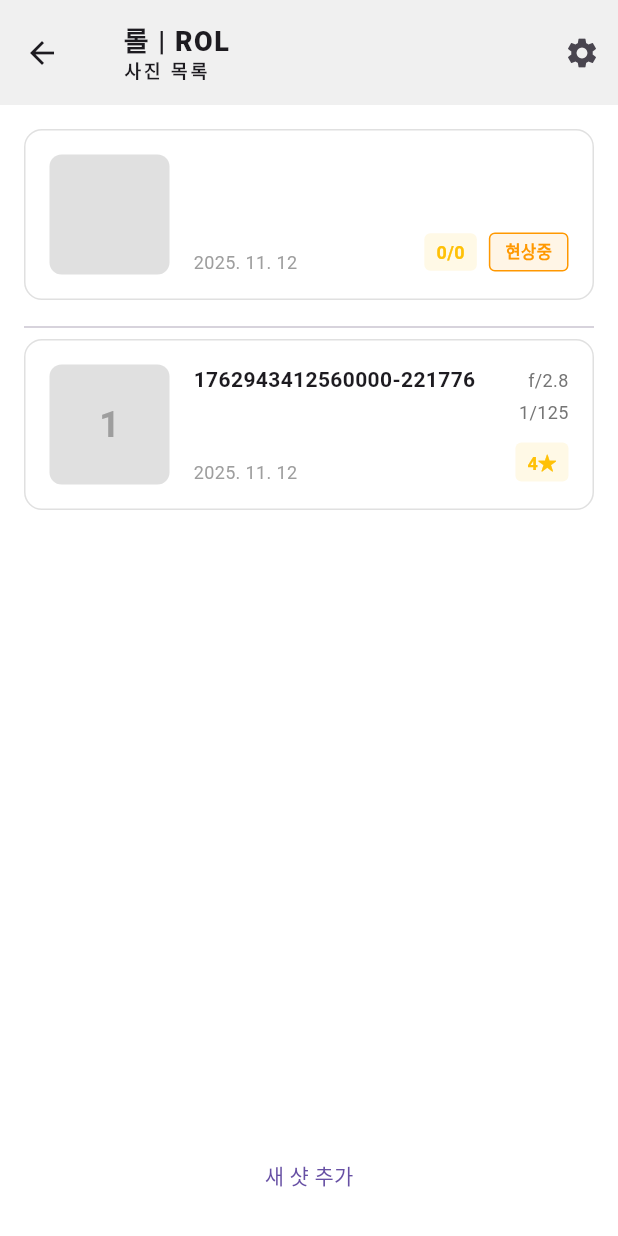
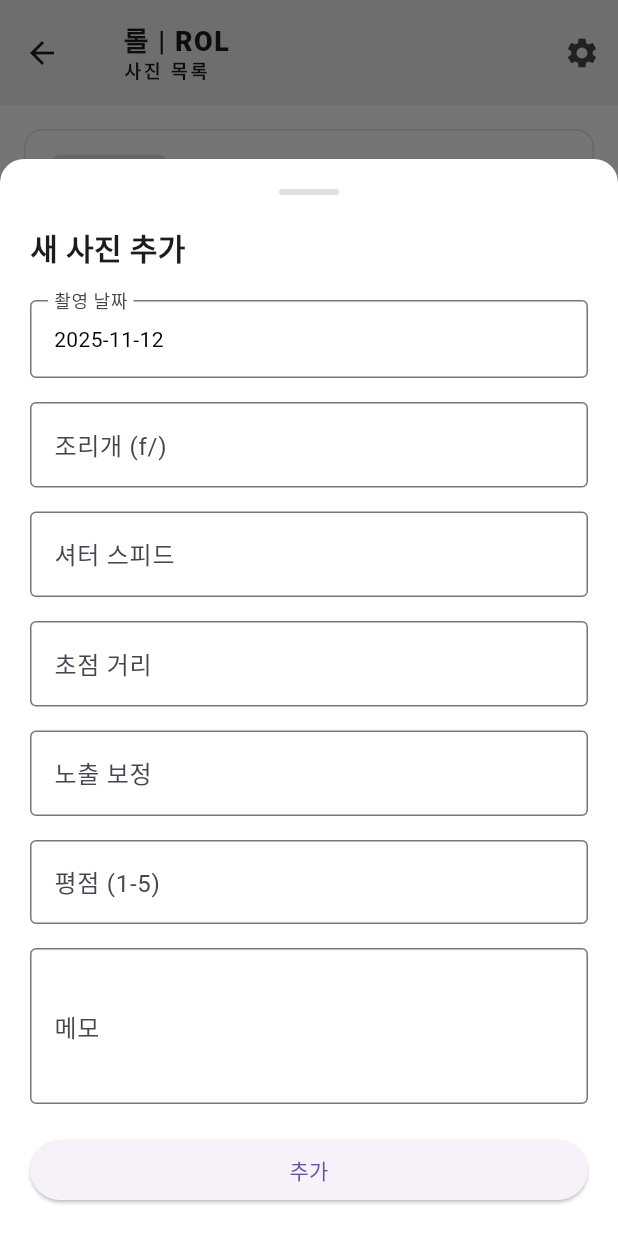
Before and after one commit to Deepbluewarn/record_of_life, a Flutter app: the ShotListPage screen opened directly with empty values, after a tap on "새 샷 추가", on a phone screen of 412 x 824 dp. Run offline on Flutter 3.47's test engine with Material 3 defaults, Android fonts, the phone set to English and light mode, and no system bars; our stand-ins replace flutter_riverpod; Roboto replaces fonts that are missing (Pretendard).

Commit message:
feat: 사진 추가 기능 구현

```diff
--- a/lib/domain/models/shot.dart
+++ b/lib/domain/models/shot.dart
@@ -1,10 +1,8 @@
 import 'dart:math';
-
-import 'package:record_of_life/domain/models/roll.dart';
 
 class Shot {
   final String id = _generateId();
-  final Roll roll;
+  final String rollId;
   int idx = 1;
   DateTime? date;
   double? aperture; // 2.8
@@ -15,7 +13,7 @@ class Shot {
   int? rating; // 1~5
 
   Shot({
-    required this.roll,
+    required this.rollId,
     this.date,
     this.aperture,
     this.shutterSpeed,
--- a/lib/features/roll/presentation/pages/add_roll.dart
+++ b/lib/features/roll/presentation/pages/add_roll.dart
@@ -3,8 +3,8 @@ import 'package:flutter_riverpod/flutter_riverpod.dart';
 import 'package:record_of_life/features/roll/presentation/providers/forms/new_roll_form_provider.dart';
 import 'package:record_of_life/features/roll/presentation/providers/roll_provider.dart';
 import 'package:record_of_life/shared/widgets/app_bar.dart';
-import 'package:record_of_life/shared/widgets/camera_selection_dialog.dart';
-import 'package:record_of_life/shared/widgets/film_selection_dialog.dart';
+import 'package:record_of_life/shared/widgets/dialogs/camera_selection_dialog.dart';
+import 'package:record_of_life/shared/widgets/dialogs/film_selection_dialog.dart';
 import 'package:record_of_life/shared/widgets/simple_text_field.dart';
 import 'package:record_of_life/shared/widgets/date_picker_field.dart';
 
--- a/lib/features/roll/presentation/pages/shot_list.dart
+++ b/lib/features/roll/presentation/pages/shot_list.dart
@@ -1,9 +1,9 @@
 import 'package:flutter/material.dart';
 import 'package:flutter_riverpod/flutter_riverpod.dart';
 import 'package:record_of_life/domain/models/roll.dart';
-import 'package:record_of_life/domain/models/shot.dart';
 import 'package:record_of_life/features/roll/presentation/providers/shot_provider.dart';
 import 'package:record_of_life/shared/widgets/app_bar.dart';
+import 'package:record_of_life/shared/widgets/bottom_sheets/add_shot_bottom_sheet.dart';
 import 'package:record_of_life/shared/widgets/roll_card.dart';
 import 'package:record_of_life/shared/widgets/shot_card.dart';
 
@@ -49,20 +49,17 @@ class ShotListPage extends ConsumerWidget {
             ),
             TextButton(
               onPressed: () {
-                ref
-                    .read(shotProvider(roll.id).notifier)
-                    .addShot(
-                      Shot(
-                        roll: roll,
-                        date: DateTime.now(),
-                        aperture: 2.8,
-                        shutterSpeed: '1/125',
-                        focusDistance: '3m',
-                        exposureComp: 0.3,
-                        note: '테스트 샷',
-                        rating: 4,
-                      ),
-                    );
+                showModalBottomSheet(
+                  context: context,
+                  useSafeArea: true,
+                  isScrollControlled: true,
+                  builder: (context) => Padding(
+                    padding: EdgeInsets.only(
+                      bottom: MediaQuery.of(context).viewInsets.bottom,
+                    ),
+                    child: AddShotBottomSheet(rollId: roll.id),
+                  ),
+                );
               },
               child: Text('새 샷 추가'),
             ),
--- a/lib/infra/repositories_impl/shot_repository_impl.dart
+++ b/lib/infra/repositories_impl/shot_repository_impl.dart
@@ -27,7 +27,7 @@ class ShotRepositoryImpl extends ShotRepository {
     if (id == null) {
       return [];
     }
-    return (_shots.where((s) => s.roll.id == id)).toList();
+    return (_shots.where((s) => s.rollId == id)).toList();
   }
 
   @override
--- /dev/null
+++ b/lib/shared/widgets/bottom_sheets/add_shot_bottom_sheet.dart
@@ -0,0 +1,195 @@
+import 'package:flutter/material.dart';
+import 'package:flutter_riverpod/flutter_riverpod.dart';
+import 'package:record_of_life/features/roll/presentation/providers/forms/new_shot_form_provider.dart';
+import 'package:record_of_life/features/roll/presentation/providers/shot_provider.dart';
+
+class AddShotBottomSheet extends ConsumerWidget {
+  final String rollId;
+
+  const AddShotBottomSheet({super.key, required this.rollId});
+
+  @override
+  Widget build(BuildContext context, WidgetRef ref) {
+    final shotFormProvider = ref.watch(newShotFormProvider);
+    return GestureDetector(
+      onTap: () {
+        FocusScope.of(context).unfocus();
+      },
+      child: Container(
+        decoration: BoxDecoration(
+          color: Colors.white,
+          borderRadius: BorderRadius.vertical(top: Radius.circular(16)),
+        ),
+        child: SingleChildScrollView(
+          child: Padding(
+            padding: const EdgeInsets.all(20.0),
+            child: Column(
+              crossAxisAlignment: CrossAxisAlignment.start,
+              children: [
+                // 드래그 핸들
+                Center(
+                  child: Container(
+                    width: 40,
+                    height: 4,
+                    decoration: BoxDecoration(
+                      color: Colors.grey[300],
+                      borderRadius: BorderRadius.circular(2),
+                    ),
+                  ),
+                ),
+                SizedBox(height: 20),
+
+                Text(
+                  '새 사진 추가',
+                  style: TextStyle(fontSize: 20, fontWeight: FontWeight.w900),
+                ),
+                SizedBox(height: 20),
+
+                // 날짜 선택
+                InkWell(
+                  onTap: () async {
+                    final picked = await showDatePicker(
+                      context: context,
+                      initialDate: shotFormProvider.date ?? DateTime.now(),
+                      firstDate: DateTime(2000),
+                      lastDate: DateTime(2100),
+                    );
+                    if (picked != null) {
+                      ref.read(newShotFormProvider.notifier).setDate(picked);
+                    }
+                  },
+                  child: InputDecorator(
+                    decoration: InputDecoration(
+                      labelText: '촬영 날짜',
+                      border: OutlineInputBorder(),
+                    ),
+                    child: Text(
+                      shotFormProvider.date != null
+                          ? '${shotFormProvider.date!.year}-${shotFormProvider.date!.month.toString().padLeft(2, '0')}-${shotFormProvider.date!.day.toString().padLeft(2, '0')}'
+                          : '날짜를 선택하세요',
+                      style: TextStyle(
+                        color: shotFormProvider.date != null
+                            ? Colors.black
+                            : Colors.grey,
+                      ),
+                    ),
+                  ),
+                ),
+                SizedBox(height: 16),
+
+                // 조리개 값
+                TextField(
+                  onChanged: (value) {
+                    final aperture = double.tryParse(value);
+                    ref
+                        .read(newShotFormProvider.notifier)
+                        .setAperture(aperture);
+                  },
+                  keyboardType: TextInputType.numberWithOptions(decimal: true),
+                  decoration: InputDecoration(
+                    labelText: '조리개 (f/)',
+                    hintText: '예: 2.8',
+                    border: OutlineInputBorder(),
+                  ),
+                ),
+                SizedBox(height: 16),
+
+                // 셔터 스피드
+                TextField(
+                  onChanged: (value) {
+                    ref
+                        .read(newShotFormProvider.notifier)
+                        .setShutterSpeed(value);
+                  },
+                  decoration: InputDecoration(
+                    labelText: '셔터 스피드',
+                    hintText: '예: 1/125',
+                    border: OutlineInputBorder(),
+                  ),
+                ),
+                SizedBox(height: 16),
+
+                // 초점 거리
+                TextField(
+                  onChanged: (value) {
+                    ref
+                        .read(newShotFormProvider.notifier)
+                        .setFocusDistance(value);
+                  },
+                  decoration: InputDecoration(
+                    labelText: '초점 거리',
+                    hintText: '예: 3m',
+                    border: OutlineInputBorder(),
+                  ),
+                ),
+                SizedBox(height: 16),
+
+                // 노출 보정
+                TextField(
+                  onChanged: (value) {
+                    final exposureComp = double.tryParse(value);
+                    ref
+                        .read(newShotFormProvider.notifier)
+                        .setExposureComp(exposureComp);
+                  },
+                  keyboardType: TextInputType.numberWithOptions(
+                    decimal: true,
+                    signed: true,
+                  ),
+                  decoration: InputDecoration(
+                    labelText: '노출 보정',
+                    hintText: '예: +0.3',
+                    border: OutlineInputBorder(),
+                  ),
+                ),
+                SizedBox(height: 16),
+
+                // 평점
+                TextField(
+                  onChanged: (value) {
+                    final rating = int.tryParse(value);
+                    ref.read(newShotFormProvider.notifier).setRating(rating);
+                  },
+                  keyboardType: TextInputType.number,
+                  decoration: InputDecoration(
+                    labelText: '평점 (1-5)',
+                    hintText: '1~5',
+                    border: OutlineInputBorder(),
+                  ),
+                ),
+                SizedBox(height: 16),
+
+                // 메모
+                TextField(
+                  onChanged: (value) {
+                    ref.read(newShotFormProvider.notifier).setNote(value);
+                  },
+                  decoration: InputDecoration(
+                    labelText: '메모',
+                    hintText: '컷에 대한 메모',
+                    border: OutlineInputBorder(),
+                  ),
+                  maxLines: 3,
+                ),
+                SizedBox(height: 20),
+
+                SizedBox(
+                  width: double.infinity,
+                  child: ElevatedButton(
+                    onPressed: () {
+                      final shot = shotFormProvider.toShot(rollId: rollId);
+                      ref.read(shotProvider(rollId).notifier).addShot(shot);
+                      ref.read(newShotFormProvider.notifier).reset();
+                      Navigator.pop(context);
+                    },
+                    child: Text('추가'),
+                  ),
+                ),
+              ],
+            ),
+          ),
+        ),
+      ),
+    );
+  }
+}
```
Also changed, not shown: lib/features/roll/presentation/providers/forms/new_shot_form_provider.dart (added, +106 -0 lines).
